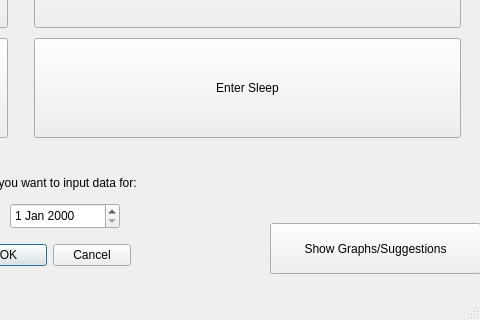
Above: mainmenu.ui from kevinlucas23/getFit before the change; both pictures show x 440 to 920 and y 177 to 497 of the 920 by 497 pixel window. Below: the same form after it.
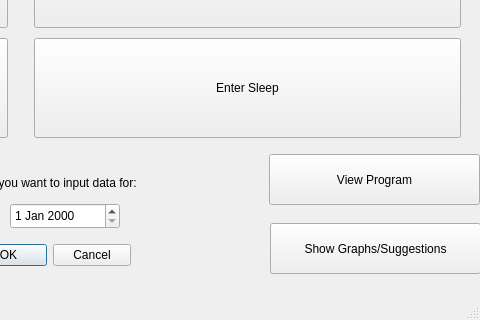
That is the form after the change.

Commit message: inital UI for lifting program

Diff of the .ui file:
```diff
--- a/mainmenu.ui
+++ b/mainmenu.ui
@@ -299,6 +299,19 @@
      <string>Show Graphs/Suggestions</string>
     </property>
    </widget>
+   <widget class="QPushButton" name="goToProgram">
+    <property name="geometry">
+     <rect>
+      <x>709</x>
+      <y>331</y>
+      <width>211</width>
+      <height>51</height>
+     </rect>
+    </property>
+    <property name="text">
+     <string>View Program</string>
+    </property>
+   </widget>
   </widget>
   <widget class="QMenuBar" name="menubar">
    <property name="geometry">
```
Left out of the diff: 21 changed lines with no effect on the pictures. The commit also changes 10 other files.
